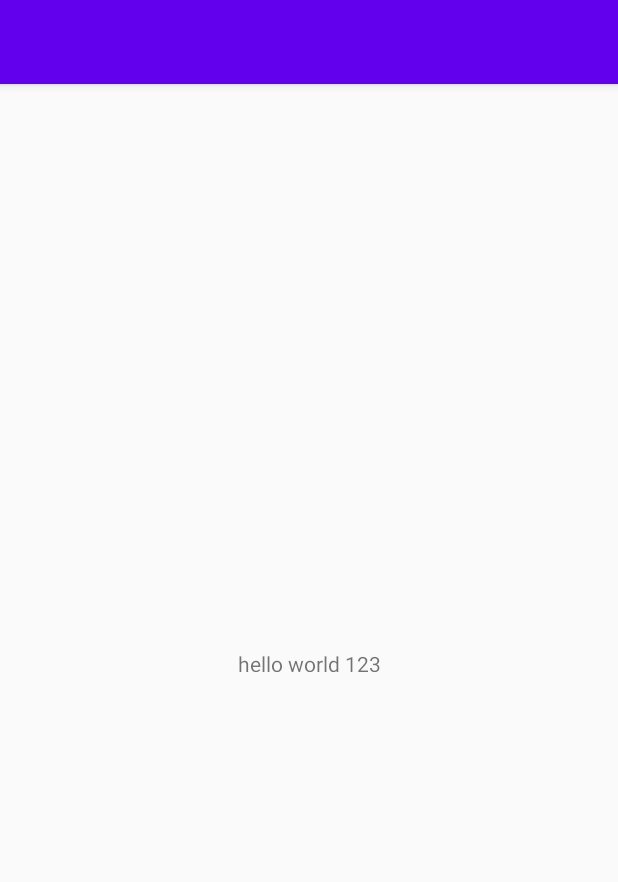
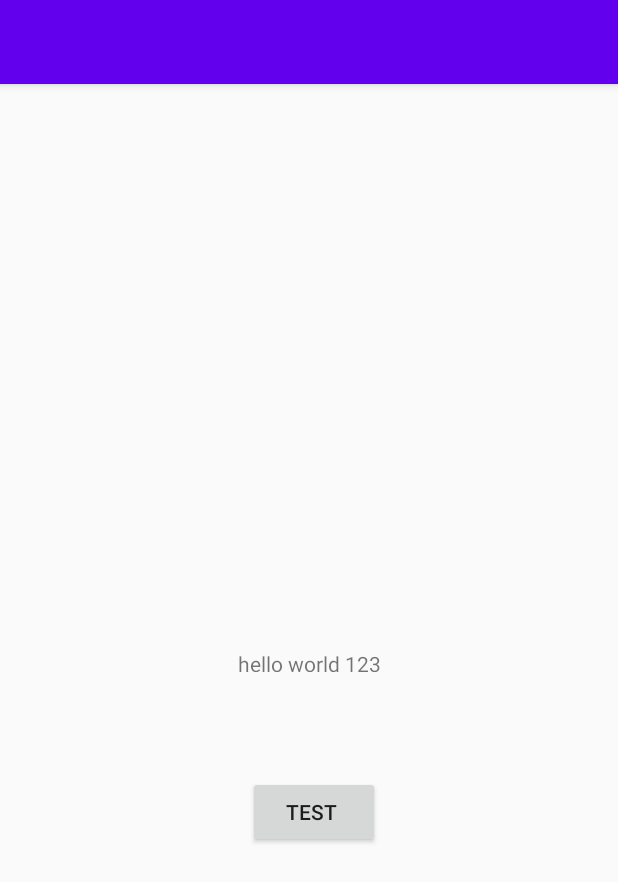
Before and after one commit to Minuli/MAD-PROJECT2020, an Android app: the screen it shows after launch (MainActivity), on a phone screen of 412 x 824 dp. Shown: the top 882 px of the screen. Run offline under Robolectric (Android 15) with nearby library versions, the phone set to English and light mode, and no system bars.

Commit message:
button added

```diff
--- a/app/src/main/res/layout/activity_main.xml
+++ b/app/src/main/res/layout/activity_main.xml
@@ -15,4 +15,16 @@
         app:layout_constraintEnd_toEndOf="parent"
         app:layout_constraintStart_toStartOf="parent"
         app:layout_constraintTop_toTopOf="parent" />
+
+    <Button
+        android:id="@+id/button"
+        android:layout_width="wrap_content"
+        android:layout_height="wrap_content"
+        android:text="Test "
+        app:layout_constraintBottom_toBottomOf="parent"
+        app:layout_constraintEnd_toEndOf="parent"
+        app:layout_constraintHorizontal_bias="0.51"
+        app:layout_constraintStart_toStartOf="parent"
+        app:layout_constraintTop_toTopOf="parent"
+        app:layout_constraintVertical_bias="0.641" />
 </androidx.constraintlayout.widget.ConstraintLayout>
```
